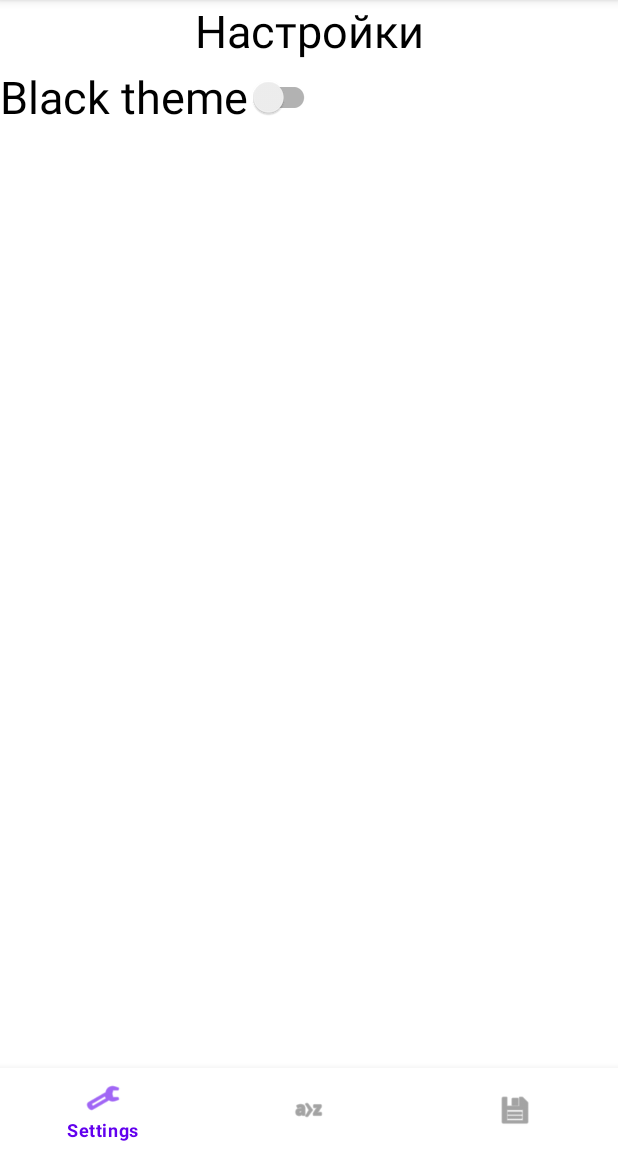
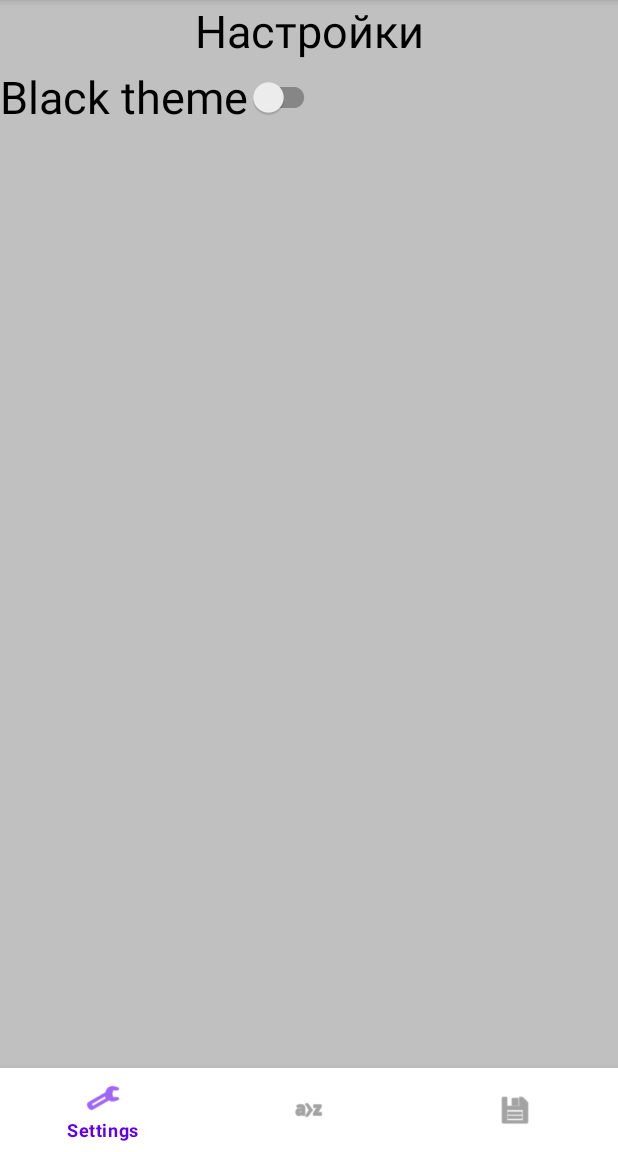
Before and after one commit to Iliassemeonidis/Android, an Android app: the fragment SettingsFragment placed in its activity, on a phone screen of 412 x 824 dp, the part 84-1236 px from its top. Run offline under Robolectric (Android 15) with nearby library versions, the phone set to English and light mode, and no system bars.

Commit message:
дз по style, доработки

```diff
--- a/app/src/main/java/ru/adnroid/myapplication/fragments/SettingsFragment.java
+++ b/app/src/main/java/ru/adnroid/myapplication/fragments/SettingsFragment.java
@@ -1,12 +1,11 @@
 package ru.adnroid.myapplication.fragments;
 
+import android.content.Context;
 import android.content.SharedPreferences;
 import android.os.Bundle;
 import android.view.LayoutInflater;
 import android.view.View;
 import android.view.ViewGroup;
-import android.widget.CompoundButton;
-import android.widget.RadioGroup;
 
 import androidx.annotation.NonNull;
 import androidx.annotation.Nullable;
@@ -14,13 +13,14 @@ import androidx.appcompat.app.AppCompatDelegate;
 import androidx.appcompat.widget.SwitchCompat;
 import androidx.fragment.app.Fragment;
 
+import java.util.Objects;
+
 import ru.adnroid.myapplication.R;
 
 public class SettingsFragment extends Fragment {
 
-    public static final String APP_PREFERENCES = "mysettings";
+    public static final String APP_PREFERENCES_KEY = "MY_SETTINGS";
     public static final String APP_PREFERENCES_THEME = "THEME";
-    SharedPreferences mSettings;
 
     @Nullable
     @Override
@@ -35,19 +35,24 @@ public class SettingsFragment extends Fragment {
     }
 
     private void initSwitch(@NonNull View view) {
+        SharedPreferences mSettings = Objects.requireNonNull(getContext()).getSharedPreferences(APP_PREFERENCES_KEY, Context.MODE_PRIVATE);
+        SharedPreferences.Editor editor = mSettings.edit();
+        SwitchCompat theme = view.findViewById(R.id.theme_switch);
+        theme.setChecked(isBlackThem());
 
-        SwitchCompat theme = view.findViewById(R.id.theme_switch);
-        theme.setOnCheckedChangeListener(new CompoundButton.OnCheckedChangeListener() {
-            @Override
-            public void onCheckedChanged(CompoundButton buttonView, boolean isChecked) {
-                // TODO реализовать сохранение настроек в
-                if (!isChecked) {
-                    AppCompatDelegate.setDefaultNightMode(AppCompatDelegate.MODE_NIGHT_NO);
-                } else {
-                    AppCompatDelegate.setDefaultNightMode(AppCompatDelegate.MODE_NIGHT_YES);
-                }
+        theme.setOnCheckedChangeListener((buttonView, isChecked) -> {
+            if (!isChecked) {
+                AppCompatDelegate.setDefaultNightMode(AppCompatDelegate.MODE_NIGHT_NO);
+            } else {
+                AppCompatDelegate.setDefaultNightMode(AppCompatDelegate.MODE_NIGHT_YES);
             }
+            editor.putBoolean(APP_PREFERENCES_THEME, isChecked);
+            editor.apply();
         });
     }
 
+    private boolean isBlackThem() {
+        SharedPreferences preferences = Objects.requireNonNull(getContext()).getSharedPreferences(APP_PREFERENCES_KEY, Context.MODE_PRIVATE);
+        return preferences.getBoolean(APP_PREFERENCES_THEME, false);
+    }
 }
--- a/app/src/main/java/ru/adnroid/myapplication/fragments/ShoppingFragment.java
+++ b/app/src/main/java/ru/adnroid/myapplication/fragments/ShoppingFragment.java
@@ -23,5 +23,4 @@ public class ShoppingFragment extends Fragment {
     public void onViewCreated(@NonNull View view, @Nullable Bundle savedInstanceState) {
         super.onViewCreated(view, savedInstanceState);
     }
-
 }
--- a/app/src/main/java/ru/adnroid/myapplication/main/MainActivity.java
+++ b/app/src/main/java/ru/adnroid/myapplication/main/MainActivity.java
@@ -5,7 +5,6 @@ import android.os.Bundle;
 import android.view.Menu;
 import android.view.MenuInflater;
 import android.view.MenuItem;
-import android.view.View;
 import android.widget.Toast;
 
 import androidx.appcompat.app.AlertDialog;
@@ -124,7 +123,7 @@ public class MainActivity extends AppCompatActivity {
 
     @Override
     public void onBackPressed() {
-        if (fragmentManage.getBackStackEntryCount() <= 1) {
+        if (fragmentManage.getBackStackEntryCount() <= 1 && fragmentManage!=null) {
             AlertDialog.Builder dialog = new AlertDialog.Builder(MainActivity.this);
 
             dialog.setTitle("Notification");
@@ -163,7 +162,6 @@ public class MainActivity extends AppCompatActivity {
         return true;
     }
 
-
 //    public void addFragment(Bundle savedInstanceState) {
 //        if (getResources().getConfiguration().orientation == Configuration.ORIENTATION_LANDSCAPE) {
 //            fragmentManage = getSupportFragmentManager();
@@ -186,6 +184,7 @@ public class MainActivity extends AppCompatActivity {
         }
     }
 
+    // TODO разобраться с бодавление фрагментов
     private void addNewFragment(Fragment fragment, String tag) {
         fragmentManage = getSupportFragmentManager();
         FragmentTransaction transaction = fragmentManage.beginTransaction();
@@ -209,5 +208,4 @@ public class MainActivity extends AppCompatActivity {
         // возвращаемся к тому, что было добавлено в backstack
         getSupportFragmentManager().popBackStack(fragment, 0);
     }
-
 }
--- a/app/src/main/java/ru/adnroid/myapplication/main/MainFragment.java
+++ b/app/src/main/java/ru/adnroid/myapplication/main/MainFragment.java
@@ -2,7 +2,9 @@ package ru.adnroid.myapplication.main;
 
 import android.annotation.SuppressLint;
 import android.app.Activity;
+import android.content.Context;
 import android.content.Intent;
+import android.content.SharedPreferences;
 import android.content.res.Configuration;
 import android.os.Bundle;
 import android.view.LayoutInflater;
@@ -12,6 +14,7 @@ import android.view.ViewGroup;
 
 import androidx.annotation.NonNull;
 import androidx.annotation.Nullable;
+import androidx.appcompat.app.AppCompatDelegate;
 import androidx.fragment.app.Fragment;
 import androidx.fragment.app.FragmentActivity;
 import androidx.fragment.app.FragmentManager;
@@ -21,12 +24,15 @@ import androidx.recyclerview.widget.RecyclerView;
 import com.google.android.material.floatingactionbutton.FloatingActionButton;
 
 import java.util.ArrayList;
+import java.util.Objects;
 
 import ru.adnroid.myapplication.EditFragment;
 import ru.adnroid.myapplication.Note;
 import ru.adnroid.myapplication.R;
 import ru.adnroid.myapplication.utils.ViewUtils;
 
+import static ru.adnroid.myapplication.fragments.SettingsFragment.APP_PREFERENCES_KEY;
+import static ru.adnroid.myapplication.fragments.SettingsFragment.APP_PREFERENCES_THEME;
 import static ru.adnroid.myapplication.main.MainFragmentAdapter.HEADER_TYPE;
 
 public class MainFragment extends Fragment {
@@ -48,6 +54,7 @@ public class MainFragment extends Fragment {
             EditFragment editFragment = EditFragment.newInstance(note);
             editFragment.setTargetFragment(MainFragment.this, REQUEST_CODE_EDIT);
             removePosition = position;
+            // TODO разобраться с бодавление фрагментов
             if (ViewUtils.getOrientation(getResources().getConfiguration()) == Configuration.ORIENTATION_LANDSCAPE) {
                 transaction.replace(R.id.details_container, editFragment, EDIT_FRAGMENT_TAG);
             } else {
@@ -72,6 +79,7 @@ public class MainFragment extends Fragment {
         bundle = new Bundle();
         createList(view, savedInstanceState);
         setHasOptionsMenu(true);
+        setAppTheme();
         FloatingActionButton actionButton = view.findViewById(R.id.floating_action_button);
         actionButton.setOnClickListener(v -> {
             if (notes.isEmpty()) {
@@ -79,6 +87,16 @@ public class MainFragment extends Fragment {
             }
             adapter.appendItem();
         });
+    }
+
+    private void setAppTheme() {
+        SharedPreferences mSettings = Objects.requireNonNull(getContext()).getSharedPreferences(APP_PREFERENCES_KEY, Context.MODE_PRIVATE);
+        boolean isChecked = mSettings.getBoolean(APP_PREFERENCES_THEME, false);
+        if (!isChecked) {
+            AppCompatDelegate.setDefaultNightMode(AppCompatDelegate.MODE_NIGHT_NO);
+        } else {
+            AppCompatDelegate.setDefaultNightMode(AppCompatDelegate.MODE_NIGHT_YES);
+        }
     }
 
     @SuppressLint("NonConstantResourceId")
--- a/app/src/main/res/layout/fragment_edit.xml
+++ b/app/src/main/res/layout/fragment_edit.xml
@@ -6,6 +6,7 @@
     android:layout_height="match_parent"
     android:layout_marginBottom="?attr/actionBarSize"
     android:orientation="vertical"
+    android:background="@color/beige"
     tools:context=".EditFragment">
 
     <com.google.android.material.textfield.TextInputLayout
--- a/app/src/main/res/layout/fragment_settings.xml
+++ b/app/src/main/res/layout/fragment_settings.xml
@@ -3,6 +3,7 @@
     xmlns:app="http://schemas.android.com/apk/res-auto"
     android:id="@+id/settings_fragment"
     android:layout_width="match_parent"
+    android:background="@color/beige"
     android:layout_height="match_parent">
 
     <TextView
--- a/app/src/main/res/layout/fragment_shopping.xml
+++ b/app/src/main/res/layout/fragment_shopping.xml
@@ -5,6 +5,7 @@
     android:id="@+id/shopping"
     android:layout_width="match_parent"
     android:layout_height="match_parent"
+    android:background="@color/purple_200"
     android:orientation="vertical">
 
     <TextView
--- a/app/src/main/res/values/strings.xml
+++ b/app/src/main/res/values/strings.xml
@@ -58,4 +58,5 @@
     <string name="not_name_description">Необходимо заполнить писание заметки</string>
     <string name="black_theme">Black theme</string>
     <string name="white_theme">White theme</string>
+    <string name="checkbox">checkbox</string>
 </resources>
```
Also changed, not shown: app/src/main/res/layout/list_item_note.xml (+6 -3 lines).
